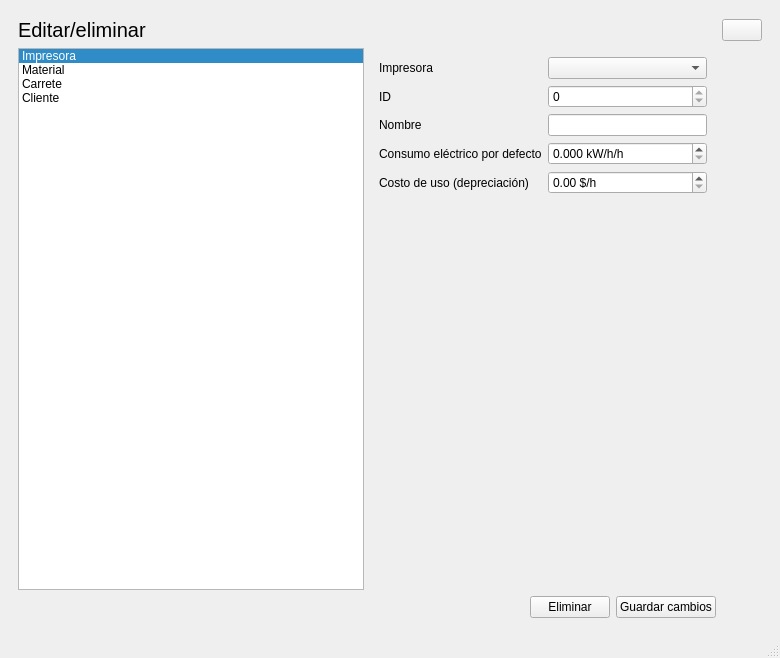
The window that UI/gui.ui (LewisMojica/3DPricing) describes before a commit, drawn with Qt 5.
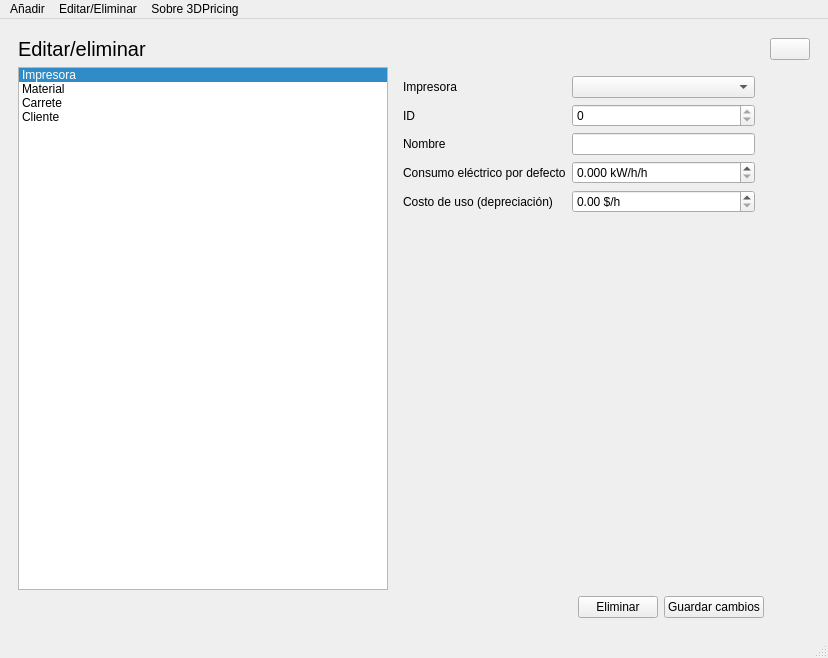
The same window after the commit. Icons and pictures are not drawn.

```diff
--- a/UI/gui.ui
+++ b/UI/gui.ui
@@ -6,7 +6,7 @@
    <rect>
     <x>0</x>
     <y>0</y>
-    <width>780</width>
+    <width>828</width>
     <height>658</height>
    </rect>
   </property>
@@ -1362,10 +1362,40 @@
     <rect>
      <x>0</x>
      <y>0</y>
-     <width>780</width>
-     <height>23</height>
+     <width>828</width>
+     <height>22</height>
     </rect>
    </property>
+   <widget class="QMenu" name="edit">
+    <property name="title">
+     <string>Editar/Eliminar</string>
+    </property>
+    <addaction name="actionImpresora"/>
+    <addaction name="actionCarretes"/>
+    <addaction name="actionCliente"/>
+    <addaction name="separator"/>
+    <addaction name="actionPreferencias"/>
+   </widget>
+   <widget class="QMenu" name="about">
+    <property name="title">
+     <string>Sobre 3DPricing</string>
+    </property>
+    <addaction name="actionLicence"/>
+    <addaction name="actionC_digo_Fuente"/>
+    <addaction name="action3DPricing"/>
+   </widget>
+   <widget class="QMenu" name="add">
+    <property name="title">
+     <string>Añadir</string>
+    </property>
+    <addaction name="actionOrden"/>
+    <addaction name="actionImpresora_2"/>
+    <addaction name="actionCarrete"/>
+    <addaction name="actionCliente_2"/>
+   </widget>
+   <addaction name="add"/>
+   <addaction name="edit"/>
+   <addaction name="about"/>
   </widget>
   <widget class="QStatusBar" name="statusbar"/>
  </widget>
```
Left out of the diff: 55 changed lines with no effect on the pictures.
